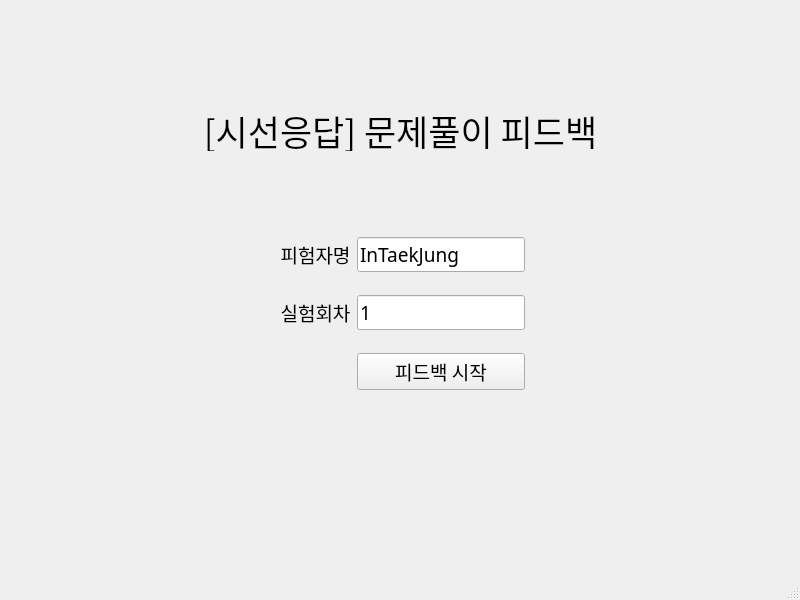
Old version of the form ui/feedback_main_page.ui in the repository PsycIT/Edu_Exp_App.
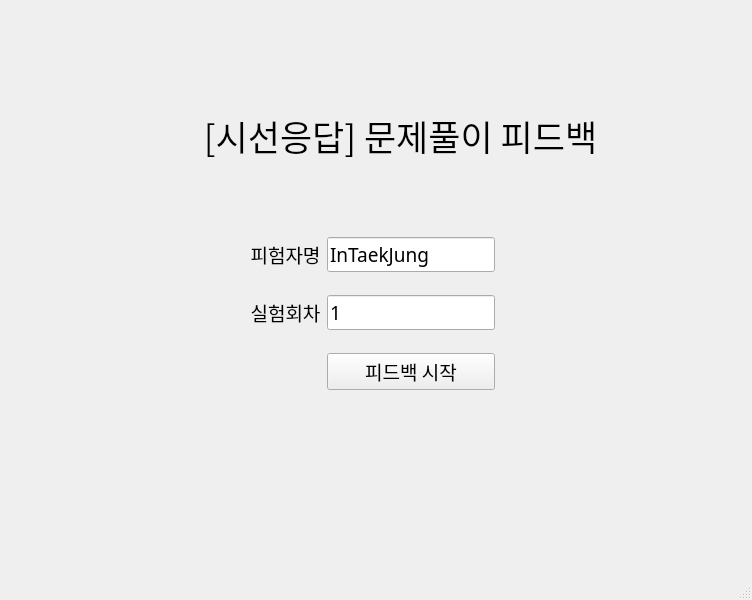
New version of the form.

Patch:
```diff
--- a/ui/feedback_main_page.ui
+++ b/ui/feedback_main_page.ui
@@ -6,7 +6,7 @@
    <rect>
     <x>0</x>
     <y>0</y>
-    <width>800</width>
+    <width>752</width>
     <height>600</height>
    </rect>
   </property>
@@ -17,10 +17,10 @@
    <widget class="QLabel" name="titleLabel">
     <property name="geometry">
      <rect>
-      <x>190</x>
+      <x>160</x>
       <y>110</y>
-      <width>421</width>
-      <height>41</height>
+      <width>481</width>
+      <height>51</height>
      </rect>
     </property>
     <property name="font">
@@ -39,7 +39,7 @@
    <widget class="QWidget" name="gridLayoutWidget_2">
     <property name="geometry">
      <rect>
-      <x>280</x>
+      <x>250</x>
       <y>220</y>
       <width>245</width>
       <height>189</height>
```
Left out of the diff: 2 changed lines with no effect on the pictures.
